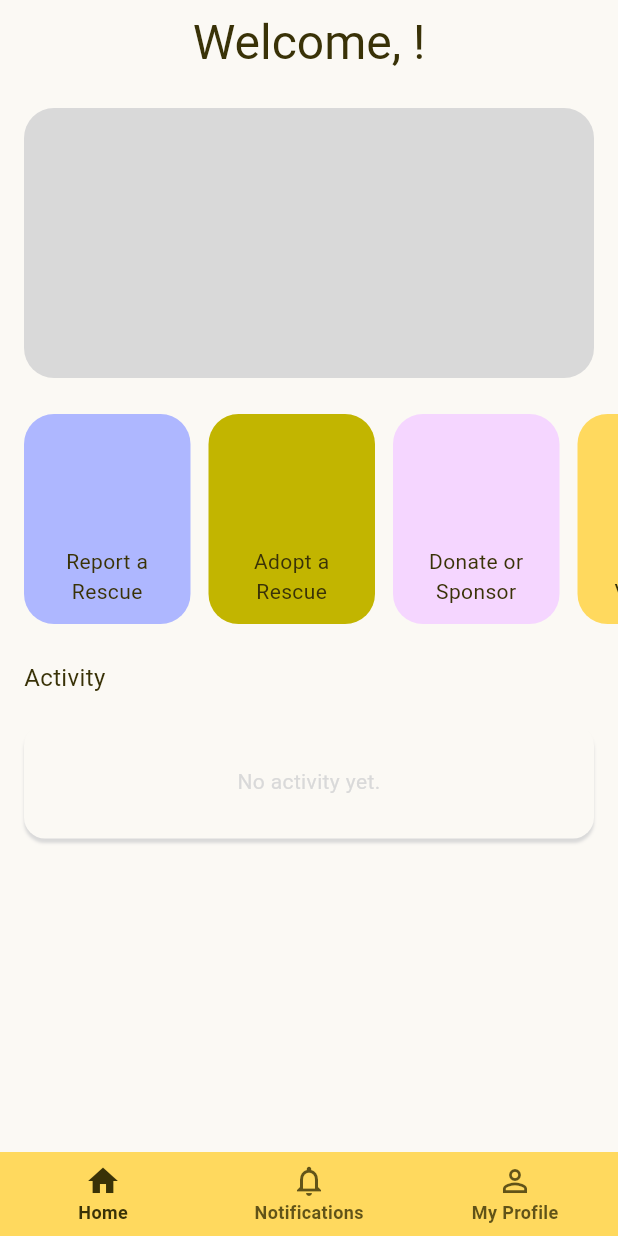
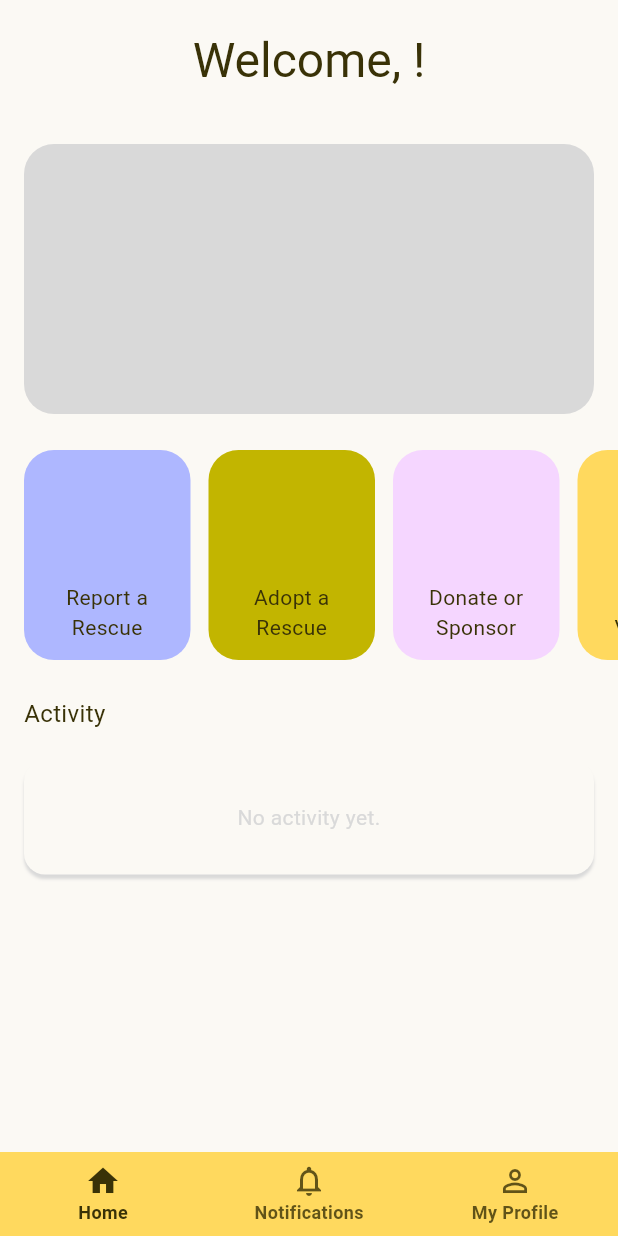
Before and after one commit to santosmarcus/respawned1, a Flutter app: the HomeScreen screen opened directly, on a phone screen of 412 x 824 dp. Run offline on Flutter 3.47's test engine with Material 3 defaults, Android fonts, the phone set to English and light mode, and no system bars; our stand-ins replace cloud_firestore, firebase_auth, firebase_core, geolocator, google_fonts, google_maps_flutter and 2 more; missing offline and left inert: flutter_facebook_auth, flutter_nfc_kit, mobile_scanner; accounts and stored records are empty; Roboto replaces fonts that are missing (Tilt Warp, Zain).

Commit message:
minimal edit

```diff
--- a/lib/features/generalhome/home_screen.dart
+++ b/lib/features/generalhome/home_screen.dart
@@ -17,6 +17,7 @@ class HomeScreen extends StatelessWidget {
   Widget build(BuildContext context) {
     return Scaffold(
       appBar: AppBar(
+        toolbarHeight: 80,
         title: FutureBuilder<DocumentSnapshot>(
             future: FirebaseFirestore.instance
             .collection('users')
--- a/lib/features/generalhome/notifications_screen.dart
+++ b/lib/features/generalhome/notifications_screen.dart
@@ -51,10 +51,11 @@ class _NotificationsScreenState extends State<NotificationsScreen> {
         scrolledUnderElevation: 0,
         automaticallyImplyLeading: false,
         centerTitle: true,
+        toolbarHeight: 80,
         title: Text(
           'Notifications',
           style: GoogleFonts.tiltWarp(
-            fontSize: 30,
+            fontSize: 22,
             fontWeight: FontWeight.bold,
             color: AppColors.textPrimary,
           ),
```
